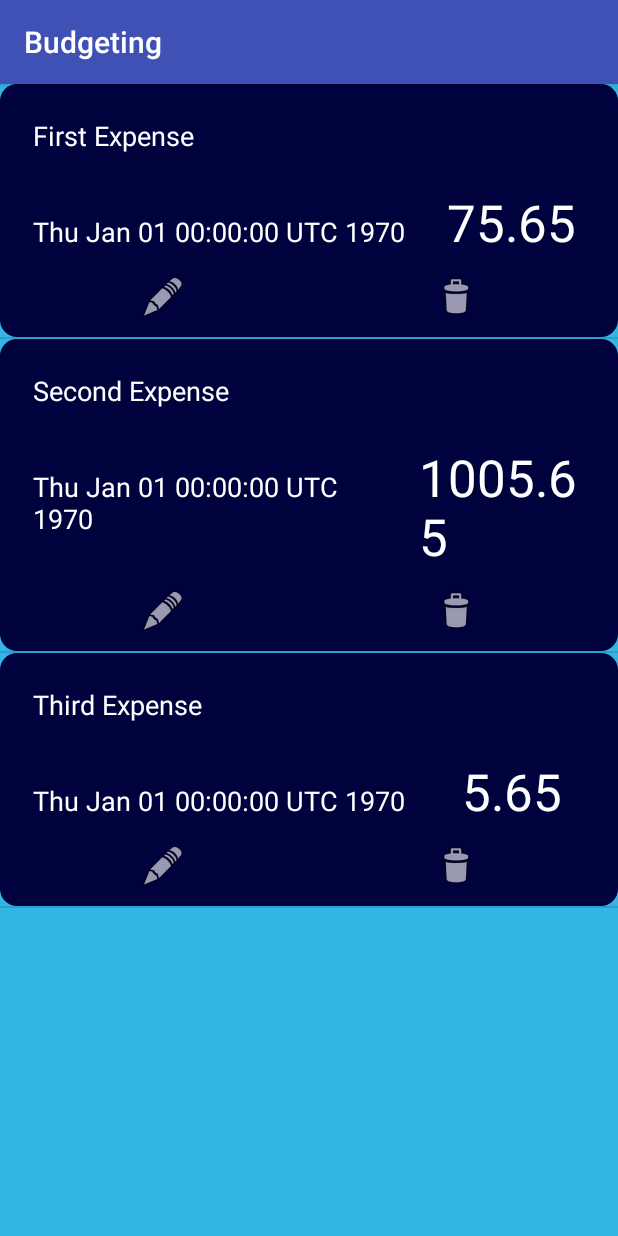
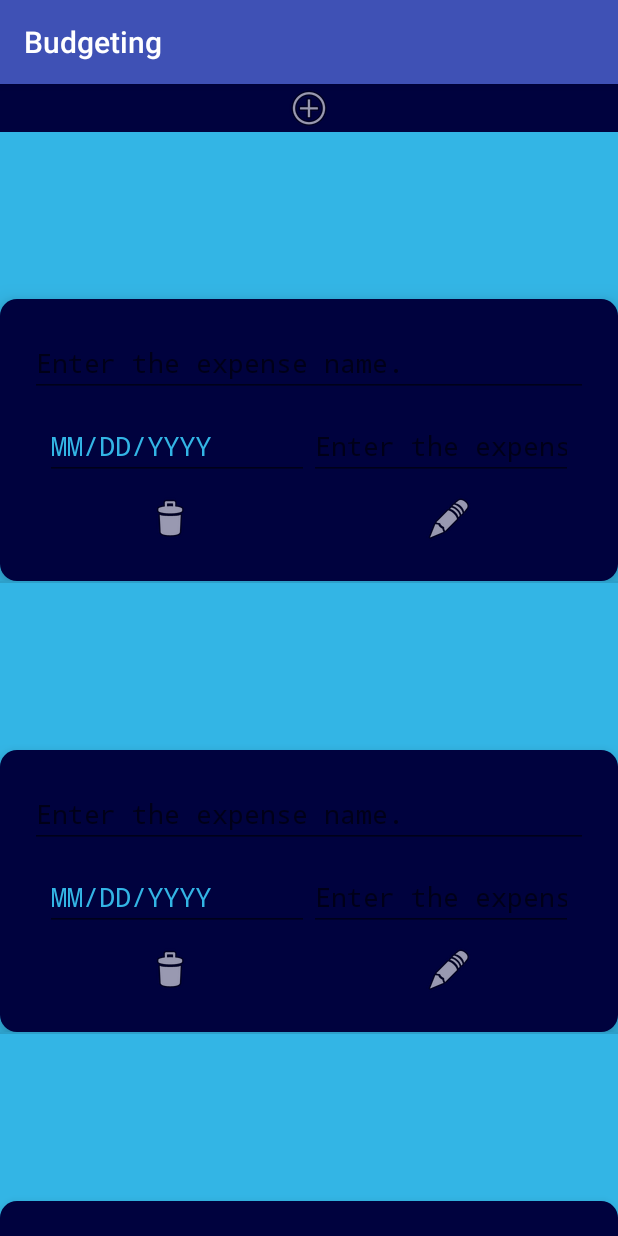
Before and after one commit to krstruzz/Android_Budgeting, an Android app: the screen it shows after launch (MainActivity), on a phone screen of 412 x 824 dp. Run offline under Robolectric (Android 15) with nearby library versions, the phone set to English and light mode, and no system bars.

Commit message:
Added expense fragment

```diff
--- a/app/src/main/java/com/struzzwebsolutions/budgeting/Expense.kt
+++ b/app/src/main/java/com/struzzwebsolutions/budgeting/Expense.kt
@@ -2,14 +2,15 @@ package com.struzzwebsolutions.budgeting
 
 import java.util.*
 
-/**
- * Created by keith on 8/17/17.
- */
-class Expense(var expID: Int, var expenseName: String, var expenseDate: Date, var expenseCost: Double) {
+class Expense() {
+    var expID: UUID = UUID.randomUUID()
+    var expenseName: String? = null
+    var expenseDate: Date? = null
+    var expenseCost: Double? = null
 
-    override fun toString(): String {
-        return "$expenseDate - $expenseName: $expenseCost"
-    }
+    constructor(expenseName: String, expenseDate: Date, expenseCost: Double) : this() {}
+
+    override fun toString(): String = "[$expenseDate] $expenseName: $expenseCost"
 
     fun addExpenseToDB(expense: Expense) {
 
--- a/app/src/main/java/com/struzzwebsolutions/budgeting/MainActivity.kt
+++ b/app/src/main/java/com/struzzwebsolutions/budgeting/MainActivity.kt
@@ -18,43 +18,32 @@ class MainActivity : AppCompatActivity() {
         setContentView(R.layout.activity_main)
 
         //Add dummy exp
-        listExpenses.add(Expense(1,"First Expense", Date(8/15/2017),75.65))
-        listExpenses.add(Expense(2,"Second Expense", Date(8/16/2017),1005.65))
-        listExpenses.add(Expense(3,"Third Expense", Date(9/15/2017),5.65))
+        listExpenses.add(Expense("First Expense", Date(8/15/2017),75.65))
+        listExpenses.add(Expense("Second Expense", Date(8/16/2017),1005.65))
+        listExpenses.add(Expense("Third Expense", Date(9/15/2017),5.65))
 
-        var myExpensesAdapter = MyExpensesAdapter(listExpenses)
+        val myExpensesAdapter = MyExpensesAdapter(listExpenses)
         lvExpenses.adapter = myExpensesAdapter
     }
 
-    inner class MyExpensesAdapter:BaseAdapter {
+    inner class MyExpensesAdapter(var listExpensesAdapter: ArrayList<Expense>) : BaseAdapter() {
 
-        var listExpensesAdapter = ArrayList<Expense>()
-        constructor(listExpensesAdapter:ArrayList<Expense>):super() {
-            this.listExpensesAdapter = listExpensesAdapter
-
-        }
         override fun getView(p0: Int, p1: View?, p2: ViewGroup?): View {
-            var myView = layoutInflater.inflate(R.layout.activity_expense,null)
+            val myView = layoutInflater.inflate(R.layout.activity_add_expense,null)
             var myExpense = listExpensesAdapter[p0]
-            myView.tvExpName.text = myExpense.expenseName
-            myView.tvExpDate.text = myExpense.expenseDate.toString()
-            myView.tvExpCost.text = myExpense.expenseCost.toString()
+            //myView.tv_expense_name.text = myExpense.expenseName
+            //myView.tv_expense_date.text = myExpense.expenseDate.toString()
+            //myView.tv_expense_cost.text = myExpense.expenseCost.toString()
 
             return myView
 
         }
 
-        override fun getItem(p0: Int): Any {
-            return listExpensesAdapter[p0]
-        }
+        override fun getItem(p0: Int): Any = listExpensesAdapter[p0]
 
-        override fun getItemId(p0: Int): Long {
-            return p0.toLong()
-        }
+        override fun getItemId(p0: Int): Long = p0.toLong()
 
-        override fun getCount(): Int {
-            return listExpensesAdapter.size
-        }
+        override fun getCount(): Int = listExpensesAdapter.size
 
     }
 }
--- a/app/src/main/res/layout/activity_add_expense.xml
+++ b/app/src/main/res/layout/activity_add_expense.xml
@@ -2,6 +2,7 @@
 
 <FrameLayout xmlns:android="http://schemas.android.com/apk/res/android"
     xmlns:app="http://schemas.android.com/apk/res-auto"
+    android:id="@+id/fragment_container"
     android:layout_width="match_parent"
     android:layout_height="match_parent"
     android:background="@android:color/holo_blue_light">
@@ -11,22 +12,22 @@
         android:layout_height="wrap_content"
         android:layout_marginTop="50pt"
         android:background="@drawable/background_layout"
-        android:elevation="4dp"
-        android:padding="20px">
+        android:elevation="10dp"
+        android:padding="10dp">
 
         <LinearLayout
             android:layout_width="match_parent"
             android:layout_height="match_parent"
-            android:orientation="vertical">
+            android:orientation="vertical"
+            android:padding="10dp">
 
             <EditText
-                android:id="@+id/etExpName"
+                android:id="@+id/et_expense_name"
                 android:layout_width="match_parent"
                 android:layout_height="wrap_content"
                 android:ems="10"
+                android:hint="@string/exp_name_hint"
                 android:inputType="text|textShortMessage"
-                android:padding="10pt"
-                android:text="Name"
                 android:textColor="@android:color/holo_blue_light"
                 android:typeface="monospace" />
 
@@ -34,10 +35,10 @@
                 android:layout_width="match_parent"
                 android:layout_height="wrap_content"
                 android:orientation="horizontal"
-                android:padding="10pt">
+                android:padding="10dp">
 
                 <EditText
-                    android:id="@+id/etExpDate"
+                    android:id="@+id/et_expense_date"
                     android:layout_width="75pt"
                     android:layout_height="wrap_content"
                     android:layout_weight="1"
@@ -48,13 +49,13 @@
                     android:typeface="monospace" />
 
                 <EditText
-                    android:id="@+id/etExpCost"
+                    android:id="@+id/et_expense_cost"
                     android:layout_width="75pt"
                     android:layout_height="wrap_content"
                     android:layout_weight="1"
                     android:ems="10"
+                    android:hint="@string/exp_cost_hint"
                     android:inputType="numberDecimal"
-                    android:text="$0.00"
                     android:textColor="@android:color/holo_blue_light"
                     android:typeface="monospace" />
 
@@ -63,10 +64,11 @@
             <LinearLayout
                 android:layout_width="match_parent"
                 android:layout_height="match_parent"
-                android:orientation="horizontal">
+                android:orientation="horizontal"
+                android:paddingBottom="5dp">
 
                 <ImageButton
-                    android:id="@+id/ibDelete"
+                    android:id="@+id/ib_delete"
                     android:layout_width="wrap_content"
                     android:layout_height="wrap_content"
                     android:layout_weight="1"
@@ -74,12 +76,12 @@
                     app:srcCompat="@android:drawable/ic_menu_delete" />
 
                 <ImageButton
-                    android:id="@+id/ibAdd"
+                    android:id="@+id/ib_edit"
                     android:layout_width="wrap_content"
                     android:layout_height="wrap_content"
                     android:layout_weight="1"
                     android:background="@color/blue_dark"
-                    app:srcCompat="@android:drawable/ic_menu_add" />
+                    app:srcCompat="@android:drawable/ic_menu_edit" />
             </LinearLayout>
 
         </LinearLayout>
--- a/app/src/main/res/layout/activity_expense.xml
+++ b/app/src/main/res/layout/activity_expense.xml
@@ -1,70 +1,81 @@
 <?xml version="1.0" encoding="utf-8"?>
-<LinearLayout xmlns:android="http://schemas.android.com/apk/res/android"
+<FrameLayout xmlns:android="http://schemas.android.com/apk/res/android"
     xmlns:app="http://schemas.android.com/apk/res-auto"
     xmlns:tools="http://schemas.android.com/tools"
     android:layout_width="match_parent"
     android:layout_height="wrap_content"
     android:background="@drawable/background_layout"
-    android:orientation="vertical">
-
-    <TextView
-        android:id="@+id/tvExpName"
-        android:layout_width="match_parent"
-        android:layout_height="wrap_content"
-        android:padding="5pt"
-        android:text="Name"
-        android:textAppearance="@style/TextAppearance.AppCompat.Medium"
-        android:textColor="@android:color/white" />
+    android:elevation="20dp"
+    android:orientation="horizontal">
 
     <LinearLayout
         android:layout_width="match_parent"
         android:layout_height="wrap_content"
-        android:orientation="horizontal">
+        android:orientation="vertical">
+
+        <LinearLayout
+            android:layout_width="match_parent"
+            android:layout_height="wrap_content">
 
             <TextView
-            android:id="@+id/tvExpDate"
+                android:id="@+id/tv_expense_date"
+                android:layout_width="125dp"
+                android:layout_height="wrap_content"
+                android:outlineProvider="bounds"
+                android:textAppearance="@style/TextAppearance.AppCompat.Medium"
+                android:textColor="@android:color/white" />
+
+            <TextView
+                android:id="@+id/tv_expense_cost"
+                android:layout_width="0dp"
+                android:layout_height="wrap_content"
+                android:layout_weight="1"
+                android:padding="5dp"
+                android:textAppearance="@style/TextAppearance.AppCompat.Large"
+                android:textColor="@android:color/white" />
+
+            <LinearLayout
                 android:layout_width="wrap_content"
                 android:layout_height="wrap_content"
-            android:layout_weight="1"
-            android:padding="5pt"
-            android:text="Date"
-            android:textAppearance="@style/TextAppearance.AppCompat.Medium"
-            android:textColor="@android:color/white"/>
+                android:layout_marginStart="10dp"
+                android:orientation="vertical">
 
-        <TextView
-            android:id="@+id/tvExpCost"
+                <ImageButton
+                    android:id="@+id/ib_edit"
                     android:layout_width="wrap_content"
                     android:layout_height="wrap_content"
-            android:layout_weight="1"
-            android:padding="5pt"
-            android:text="$"
-            android:textAppearance="@style/TextAppearance.AppCompat.Display1"
-            android:textColor="@android:color/white"/>
+                    android:background="@color/blue_dark"
+                    android:contentDescription="@string/edit"
+                    android:elevation="9dp"
+                    app:srcCompat="@android:drawable/ic_menu_edit"
+                    tools:background="@color/blue_dark" />
+
+                <ImageButton
+                    android:id="@+id/ib_delete"
+                    android:layout_width="wrap_content"
+                    android:layout_height="wrap_content"
+                    android:background="@color/blue_dark"
+                    android:contentDescription="@string/delete"
+                    app:srcCompat="@android:drawable/ic_menu_delete" />
+
+            </LinearLayout>
+
         </LinearLayout>
 
         <LinearLayout
             android:layout_width="match_parent"
             android:layout_height="wrap_content"
-        android:layout_weight="1"
-        android:orientation="horizontal">
+            android:orientation="vertical">
 
-        <ImageButton
-            android:id="@+id/imageButton"
-            android:layout_width="wrap_content"
+            <TextView
+                android:id="@+id/tv_expense_name"
+                android:layout_width="match_parent"
                 android:layout_height="wrap_content"
-            android:layout_weight="1"
-            android:background="@color/blue_dark"
-            app:srcCompat="@android:drawable/ic_menu_edit"
-            tools:background="@color/blue_dark" />
-
-        <ImageButton
-            android:id="@+id/imageButton2"
-            android:layout_width="wrap_content"
-            android:layout_height="wrap_content"
-            android:layout_weight="1"
-            android:background="@color/blue_dark"
-            app:srcCompat="@android:drawable/ic_menu_delete" />
+                android:paddingBottom="5dp"
+                android:textAppearance="@style/TextAppearance.AppCompat.Medium"
+                android:textColor="@android:color/white" />
 
         </LinearLayout>
+    </LinearLayout>
 
-</LinearLayout>
+</FrameLayout>
--- a/app/src/main/res/layout/activity_main.xml
+++ b/app/src/main/res/layout/activity_main.xml
@@ -8,8 +8,18 @@
     android:orientation="vertical"
     tools:context="com.struzzwebsolutions.budgeting.MainActivity">
 
+    <ImageButton
+        android:id="@+id/ibAdd"
+        android:layout_width="match_parent"
+        android:layout_height="wrap_content"
+        android:background="@color/blue_dark"
+        android:contentDescription="@string/add"
+        app:srcCompat="@android:drawable/ic_menu_add" />
+
     <ListView
         android:id="@+id/lvExpenses"
         android:layout_width="match_parent"
-        android:layout_height="match_parent" />
+        android:layout_height="wrap_content"></ListView>
+
+
 </LinearLayout>
--- a/app/src/main/res/values/strings.xml
+++ b/app/src/main/res/values/strings.xml
@@ -4,4 +4,7 @@
     <string name="edit">Edit</string>
     <string name="delete">Delete</string>
     <string name="save">Save</string>
+    <string name="exp_name_hint">Enter the expense name.</string>
+    <string name="exp_cost_hint">Enter the expense cost.</string>
+    <string name="exp_date_hint">MM/DD/YYYY</string>
 </resources>
```
Also changed, not shown: app/src/main/java/com/struzzwebsolutions/budgeting/ExpenseActivity.kt (added, +26 -0 lines), app/src/main/java/com/struzzwebsolutions/budgeting/ExpenseFragment.kt (added, +44 -0 lines). Lines whose indentation alone changed are shown as unchanged.
